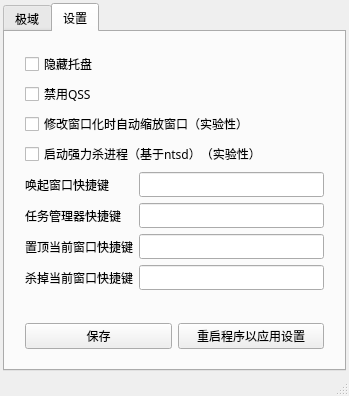
Before: the Qt Designer form libs/NTD.ui in LYXOfficial/NoTopDomain, drawn with Qt 5.
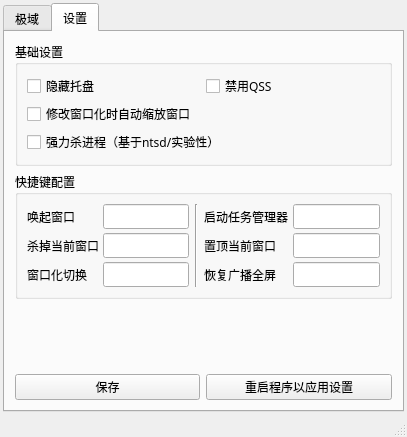
After: the same form once the commit is applied. The open tabs and pages were chosen to show the change.

```diff
--- a/libs/NTD.ui
+++ b/libs/NTD.ui
@@ -6,8 +6,8 @@
    <rect>
     <x>0</x>
     <y>0</y>
-    <width>340</width>
-    <height>376</height>
+    <width>407</width>
+    <height>437</height>
    </rect>
   </property>
   <property name="font">
@@ -348,25 +348,117 @@
        </attribute>
        <layout class="QGridLayout" name="gridLayout_6">
         <property name="leftMargin">
-         <number>20</number>
+         <number>10</number>
         </property>
         <property name="topMargin">
-         <number>20</number>
+         <number>10</number>
         </property>
         <property name="rightMargin">
-         <number>20</number>
+         <number>10</number>
         </property>
         <property name="bottomMargin">
-         <number>20</number>
+         <number>10</number>
         </property>
-        <item row="9" column="1">
-         <widget class="QPushButton" name="reStart">
-          <property name="text">
-           <string>重启程序以应用设置</string>
+        <item row="3" column="0" colspan="2">
+         <widget class="QGroupBox" name="groupBox_4">
+          <property name="title">
+           <string>快捷键配置</string>
           </property>
+          <property name="flat">
+           <bool>false</bool>
+          </property>
+          <layout class="QHBoxLayout" name="horizontalLayout">
+           <item>
+            <layout class="QFormLayout" name="formLayout">
+             <property name="horizontalSpacing">
+              <number>4</number>
+             </property>
+             <property name="verticalSpacing">
+              <number>4</number>
+             </property>
+             <item row="0" column="0">
+              <widget class="QLabel" name="label">
+               <property name="text">
+                <string>唤起窗口</string>
+               </property>
+              </widget>
+             </item>
+             <item row="0" column="1">
+              <widget class="QLineEdit" name="showWindowHotKey"/>
+             </item>
+             <item row="1" column="0">
+              <widget class="QLabel" name="label_4">
+               <property name="text">
+                <string>杀掉当前窗口</string>
+               </property>
+              </widget>
+             </item>
+             <item row="1" column="1">
+              <widget class="QLineEdit" name="killFocusHotKey"/>
+             </item>
+             <item row="2" column="0">
+              <widget class="QLabel" name="label_7">
+               <property name="text">
+                <string>窗口化切换</string>
+               </property>
+              </widget>
+             </item>
+             <item row="2" column="1">
+              <widget class="QLineEdit" name="GBWindowSwitchHotKey"/>
+             </item>
+            </layout>
+           </item>
+           <item>
+            <widget class="Line" name="line">
+             <property name="orientation">
+              <enum>Qt::Vertical</enum>
+             </property>
+            </widget>
+           </item>
+           <item>
+            <layout class="QFormLayout" name="formLayout_2">
+             <property name="horizontalSpacing">
+              <number>4</number>
+             </property>
+             <property name="verticalSpacing">
+              <number>4</number>
+             </property>
+             <item row="0" column="0">
+              <widget class="QLabel" name="label_2">
+               <property name="text">
+                <string>启动任务管理器</string>
+               </property>
+              </widget>
+             </item>
+             <item row="0" column="1">
+              <widget class="QLineEdit" name="TSKHotKey"/>
+             </item>
+             <item row="1" column="0">
+              <widget class="QLabel" name="label_3">
+               <property name="text">
+                <string>置顶当前窗口</string>
+               </property>
+              </widget>
+             </item>
+             <item row="1" column="1">
+              <widget class="QLineEdit" name="topFocusHotKey"/>
+             </item>
+             <item row="2" column="0">
+              <widget class="QLabel" name="label_8">
+               <property name="text">
+                <string>恢复广播全屏</string>
+               </property>
+              </widget>
+             </item>
+             <item row="2" column="1">
+              <widget class="QLineEdit" name="ForceFullHotKey"/>
+             </item>
+            </layout>
+           </item>
+          </layout>
          </widget>
         </item>
-        <item row="8" column="0" colspan="2">
+        <item row="4" column="0" colspan="2">
          <spacer name="verticalSpacer">
           <property name="orientation">
            <enum>Qt::Vertical</enum>
@@ -379,82 +471,60 @@
           </property>
          </spacer>
         </item>
-        <item row="2" column="0" colspan="2">
-         <widget class="QCheckBox" name="checkBox_2">
-          <property name="text">
-           <string>修改窗口化时自动缩放窗口（实验性）</string>
+        <item row="0" column="0" colspan="2">
+         <widget class="QGroupBox" name="groupBox_3">
+          <property name="title">
+           <string>基础设置</string>
           </property>
+          <property name="flat">
+           <bool>false</bool>
+          </property>
+          <layout class="QGridLayout" name="gridLayout_5">
+           <property name="spacing">
+            <number>4</number>
+           </property>
+           <item row="3" column="0" colspan="2">
+            <widget class="QCheckBox" name="checkBox_4">
+             <property name="text">
+              <string>强力杀进程（基于ntsd/实验性）</string>
+             </property>
+            </widget>
+           </item>
+           <item row="1" column="0">
+            <widget class="QCheckBox" name="checkBox">
+             <property name="text">
+              <string>隐藏托盘</string>
+             </property>
+            </widget>
+           </item>
+           <item row="1" column="1">
+            <widget class="QCheckBox" name="checkBox_3">
+             <property name="text">
+              <string>禁用QSS</string>
+             </property>
+            </widget>
+           </item>
+           <item row="2" column="0">
+            <widget class="QCheckBox" name="checkBox_2">
+             <property name="text">
+              <string>修改窗口化时自动缩放窗口</string>
+             </property>
+            </widget>
+           </item>
+          </layout>
          </widget>
         </item>
-        <item row="9" column="0">
+        <item row="8" column="0">
          <widget class="QPushButton" name="pushButton_2">
           <property name="text">
            <string>保存</string>
           </property>
          </widget>
         </item>
-        <item row="0" column="0" colspan="2">
-         <widget class="QCheckBox" name="checkBox">
+        <item row="8" column="1">
+         <widget class="QPushButton" name="reStart">
           <property name="text">
-           <string>隐藏托盘</string>
-          </property>
-         </widget>
-        </item>
-        <item row="6" column="0" colspan="2">
-         <layout class="QFormLayout" name="formLayout">
-          <item row="0" column="0">
-           <widget class="QLabel" name="label">
-            <property name="text">
-             <string>唤起窗口快捷键</string>
-            </property>
-           </widget>
-          </item>
-          <item row="0" column="1">
-           <widget class="QLineEdit" name="showWindowHotKey"/>
-          </item>
-          <item row="1" column="0">
-           <widget class="QLabel" name="label_2">
-            <property name="text">
-             <string>任务管理器快捷键</string>
-            </property>
-           </widget>
-          </item>
-          <item row="1" column="1">
-           <widget class="QLineEdit" name="TSKHotKey"/>
-          </item>
-          <item row="2" column="0">
-           <widget class="QLabel" name="label_3">
-            <property name="text">
-             <string>置顶当前窗口快捷键</string>
-            </property>
-           </widget>
-          </item>
-          <item row="2" column="1">
-           <widget class="QLineEdit" name="topFocusHotKey"/>
-          </item>
-          <item row="3" column="0">
-           <widget class="QLabel" name="label_4">
-            <property name="text">
-             <string>杀掉当前窗口快捷键</string>
-            </property>
-           </widget>
-          </item>
-          <item row="3" column="1">
-           <widget class="QLineEdit" name="killFocusHotKey"/>
-          </item>
-         </layout>
-        </item>
-        <item row="4" column="0" colspan="2">
-         <widget class="QCheckBox" name="checkBox_4">
-          <property name="text">
-           <string>启动强力杀进程（基于ntsd）（实验性）</string>
-          </property>
-         </widget>
-        </item>
-        <item row="1" column="0" colspan="2">
-         <widget class="QCheckBox" name="checkBox_3">
-          <property name="text">
-           <string>禁用QSS</string>
+           <string>重启程序以应用设置</string>
           </property>
          </widget>
         </item>
```
Left out of the diff: 22 changed lines with no effect on the pictures.
